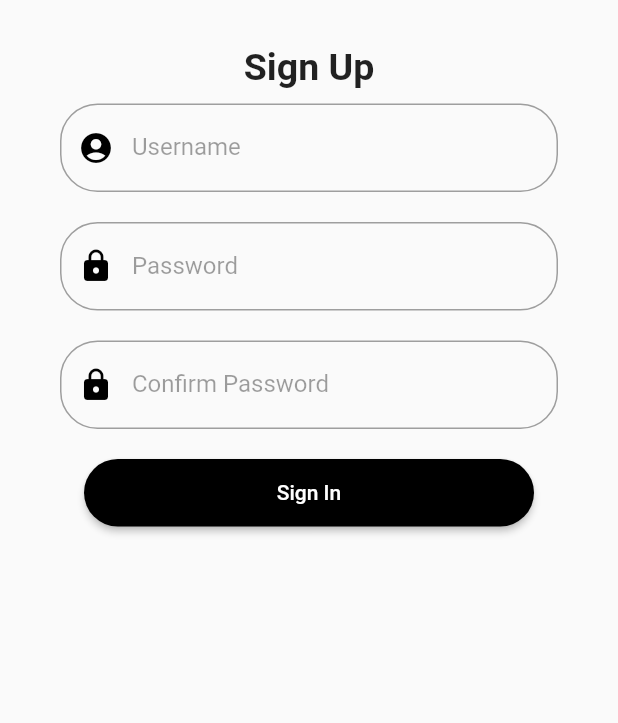
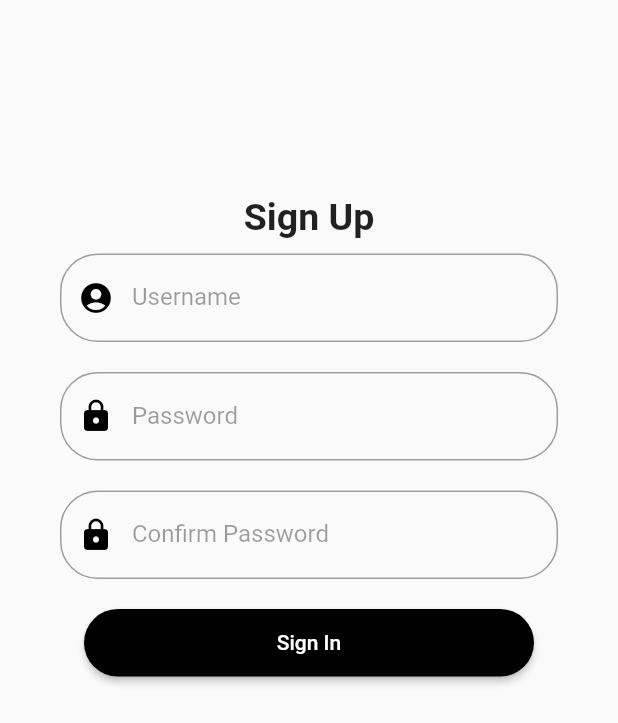
Before and after one commit to Nahdhiyyah/Tugas7, a Flutter app: the screen it shows after launch, after a tap on "Forgot Password?", on a phone screen of 412 x 824 dp. Shown: the top 723 px of the screen. Run offline on Flutter 3.47's test engine with Material 2 defaults, Android fonts, the phone set to English and light mode, and no system bars.

```diff
--- a/lib/komponen.dart
+++ b/lib/komponen.dart
@@ -21,6 +21,7 @@ class _loginPageState extends State<LoginPage> {
       padding: EdgeInsets.all(30),
       alignment: Alignment.center,
       child: Column(mainAxisAlignment: MainAxisAlignment.center, crossAxisAlignment: CrossAxisAlignment.center, mainAxisSize: MainAxisSize.min, children: <Widget>[
+        Padding(padding: EdgeInsets.all(50)),
         Text("Sign In", textAlign: TextAlign.center, style: TextStyle(color: Colors.black87, fontSize: 25.0, fontWeight: FontWeight.bold)),
         _formBuilder(),
       ]),
@@ -156,6 +157,7 @@ class _signUpPageState extends State<SignUpPage> {
       padding: EdgeInsets.all(30),
       alignment: Alignment.center,
       child: Column(mainAxisAlignment: MainAxisAlignment.center, crossAxisAlignment: CrossAxisAlignment.center, mainAxisSize: MainAxisSize.min, children: <Widget>[
+        Padding(padding: EdgeInsets.all(50)),
         Text("Sign Up", textAlign: TextAlign.center, style: TextStyle(color: Colors.black87, fontSize: 25.0, fontWeight: FontWeight.bold)),
         _formBuilder(),
       ]),
```
Also changed, not shown: 1 other file.
